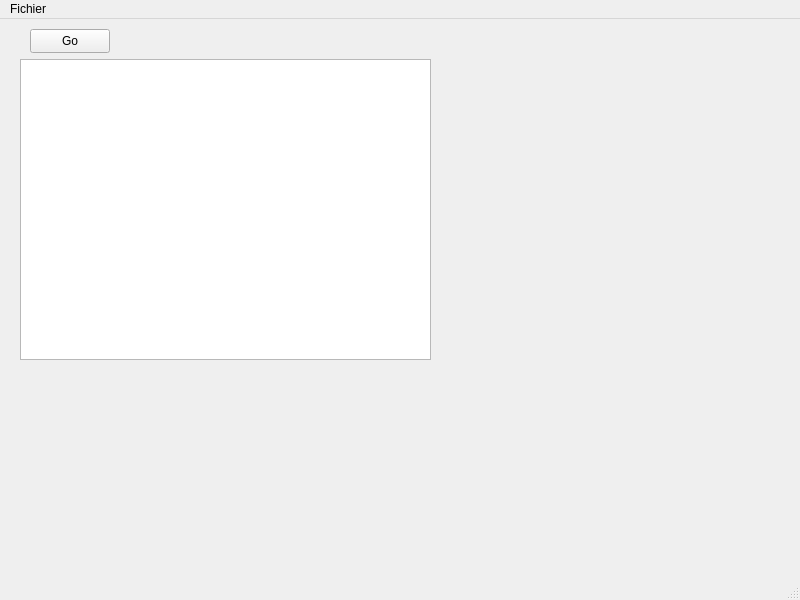
Old version of the form simuwindow.ui in the repository esauvage/Simu.
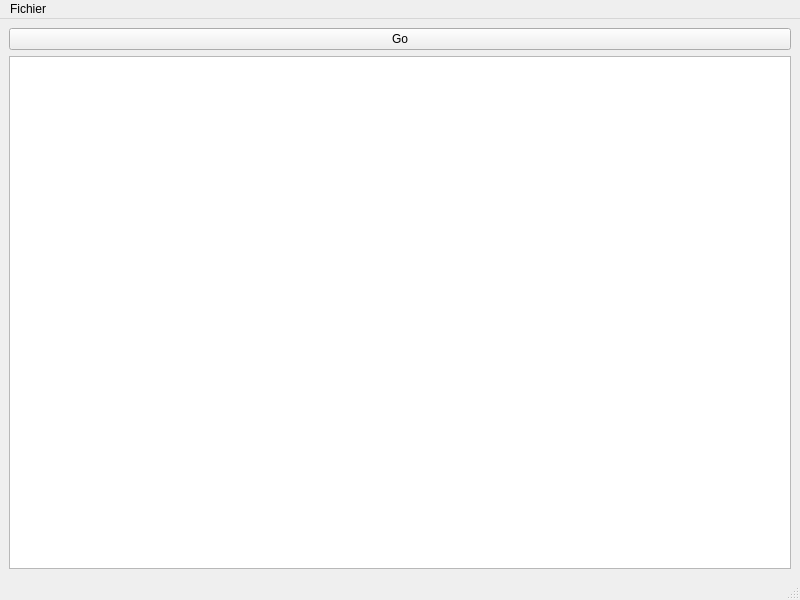
New version of the form.

```diff
--- a/simuwindow.ui
+++ b/simuwindow.ui
@@ -14,29 +14,27 @@
    <string>SimuWindow</string>
   </property>
   <widget class="QWidget" name="centralwidget">
+   <layout class="QVBoxLayout" name="verticalLayout">
+    <item>
    <widget class="QPushButton" name="btnGo">
-    <property name="geometry">
-     <rect>
-      <x>30</x>
-      <y>10</y>
-      <width>80</width>
-      <height>24</height>
-     </rect>
-    </property>
     <property name="text">
      <string>Go</string>
     </property>
    </widget>
+    </item>
+    <item>
    <widget class="QGraphicsView" name="gvwTerre">
-    <property name="geometry">
-     <rect>
-      <x>20</x>
-      <y>40</y>
-      <width>411</width>
-      <height>301</height>
-     </rect>
-    </property>
-   </widget>
+      <property name="sceneRect">
+       <rectf>
+        <x>0.000000000000000</x>
+        <y>0.000000000000000</y>
+        <width>20.000000000000000</width>
+        <height>20.000000000000000</height>
+       </rectf>
+      </property>
+     </widget>
+    </item>
+   </layout>
   </widget>
   <widget class="QMenuBar" name="menubar">
    <property name="geometry">
```
Left out of the diff: 2 changed lines with no effect on the pictures. Lines whose indentation alone changed are shown as unchanged.
